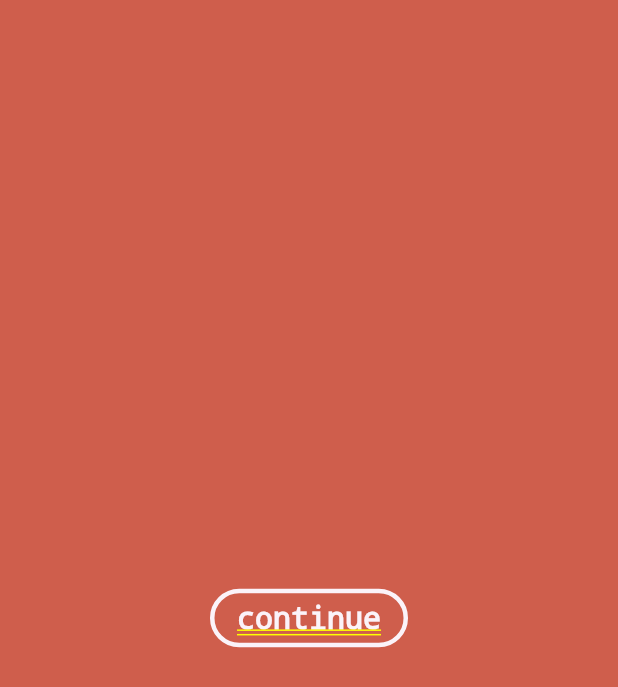
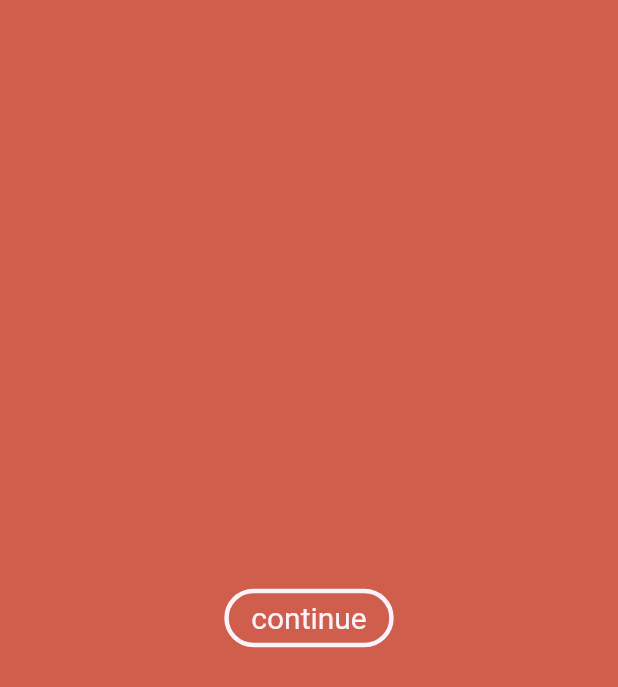
Before and after one commit to AnthonyThomasson/prototype_flutter, a Flutter app: the screen it shows after launch, on a phone screen of 412 x 824 dp. Shown: the top 687 px of the screen. Run offline on Flutter 3.47's test engine with Material 2 defaults, Android fonts, the phone set to English and light mode, and no system bars; our stand-ins replace bloc, flutter_bloc.

Commit message:
- added scaffold to both pages

```diff
--- a/lib/main.dart
+++ b/lib/main.dart
@@ -10,8 +10,8 @@ class MyApp extends StatelessWidget {
   Widget build(BuildContext context){
 
     return MaterialApp(
-      title: 'Navigation Basics',
-      home: SignUp(),
+      title: 'Prototype',
+      home: SignUp()
     );
   }
 }
--- a/lib/sign_up/sign_up.dart
+++ b/lib/sign_up/sign_up.dart
@@ -1,4 +1,4 @@
-import 'package:flutter/widgets.dart';
+import 'package:flutter/material.dart';
 import 'widgets/widgets.dart';
 import 'package:prototype/utilities/utilities.dart';
 import 'sign_up_2.dart';
@@ -7,8 +7,9 @@ class SignUp extends StatelessWidget{
 
   @override
   Widget build(BuildContext context) {
-    return Container(
-      color: Colors.red(),
+    return Scaffold(
+      body: Container(
+        color: CustomColors.red(),
         padding: EdgeInsets.all(50.0),
         child: Center(
             child: CircleButton(
@@ -17,6 +18,7 @@ class SignUp extends StatelessWidget{
               }
             )
           )
+        ),
     );
   }
 }
--- a/lib/sign_up/widgets/circle_button/blocs/ui_state.dart
+++ b/lib/sign_up/widgets/circle_button/blocs/ui_state.dart
@@ -13,14 +13,14 @@ class UiState{
     return UiState._()
       ..decoration = BoxDecoration(
         borderRadius: BorderRadius.all(Radius.circular(50.0)),
-        border: new Border.all(color:Colors.white(),width:3),
+        border: new Border.all(color:CustomColors.white(),width:3),
       )
       ..child = Directionality(
         textDirection: TextDirection.ltr,
         child: Text('continue',
           style: TextStyle(
             fontSize: 20.0,
-            color: Colors.white(),
+            color: CustomColors.white(),
           )
         )
       )
@@ -31,14 +31,14 @@ class UiState{
     return UiState._()
       ..decoration = BoxDecoration(
         borderRadius: BorderRadius.all(Radius.circular(50.0)),
-        border: new Border.all(color:Colors.red(),width:3),
+        border: new Border.all(color:CustomColors.red(),width:3),
       )
       ..child = Directionality(
         textDirection: TextDirection.ltr,
         child: Text('continue',
           style: TextStyle(
             fontSize: 20.0,
-            color: Colors.white(),
+            color: CustomColors.white(),
           )
         )
       )
--- a/lib/utilities/static/colors.dart
+++ b/lib/utilities/static/colors.dart
@@ -1,6 +1,6 @@
 import 'package:flutter/widgets.dart';
 
-class Colors {
+class CustomColors {
   static red() => Color.fromRGBO(207, 94, 76, 1);
   static white() => Color.fromRGBO(251, 243, 249, 1);
 }
```
Also changed, not shown: lib/sign_up/sign_up_2.dart (+9 -7 lines). Lines whose indentation alone changed are shown as unchanged.
